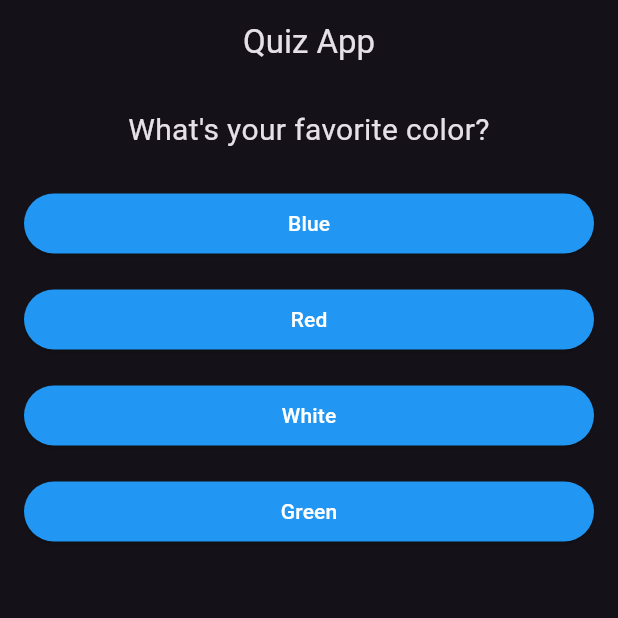
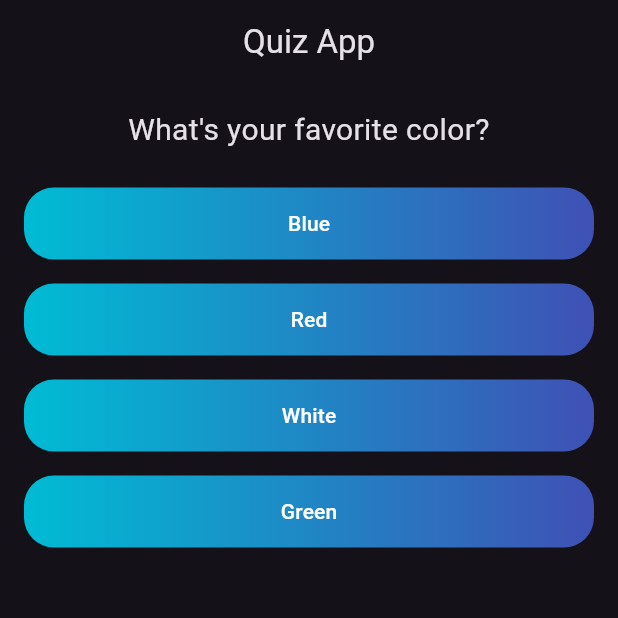
Before and after one commit to berkaykizgir/basic_quiz_app, a Flutter app: the screen it shows after launch, on a phone screen of 412 x 824 dp, the top half of it. Run offline on Flutter 3.47's test engine with Material 2 defaults, Android fonts, the phone set to English and light mode, and no system bars.

Commit message:
button style

```diff
--- a/lib/answer.dart
+++ b/lib/answer.dart
@@ -11,10 +11,15 @@ class Answer extends StatelessWidget {
     return Container(
         width: double.infinity,
         margin: const EdgeInsets.symmetric(vertical: 8, horizontal: 16),
+        decoration: BoxDecoration(
+          gradient: const LinearGradient(colors: [Colors.cyan, Colors.indigo]),
+          borderRadius: BorderRadius.circular(20),
+        ),
         child: ElevatedButton(
           onPressed: selectHandler,
           style: ButtonStyle(
-              backgroundColor: MaterialStateProperty.all(Colors.blue)),
+              backgroundColor: MaterialStateProperty.all(Colors.transparent),
+              shadowColor: MaterialStateProperty.all(Colors.transparent)),
           child: Text(
             answerText,
             style: const TextStyle(color: Colors.white),
```
